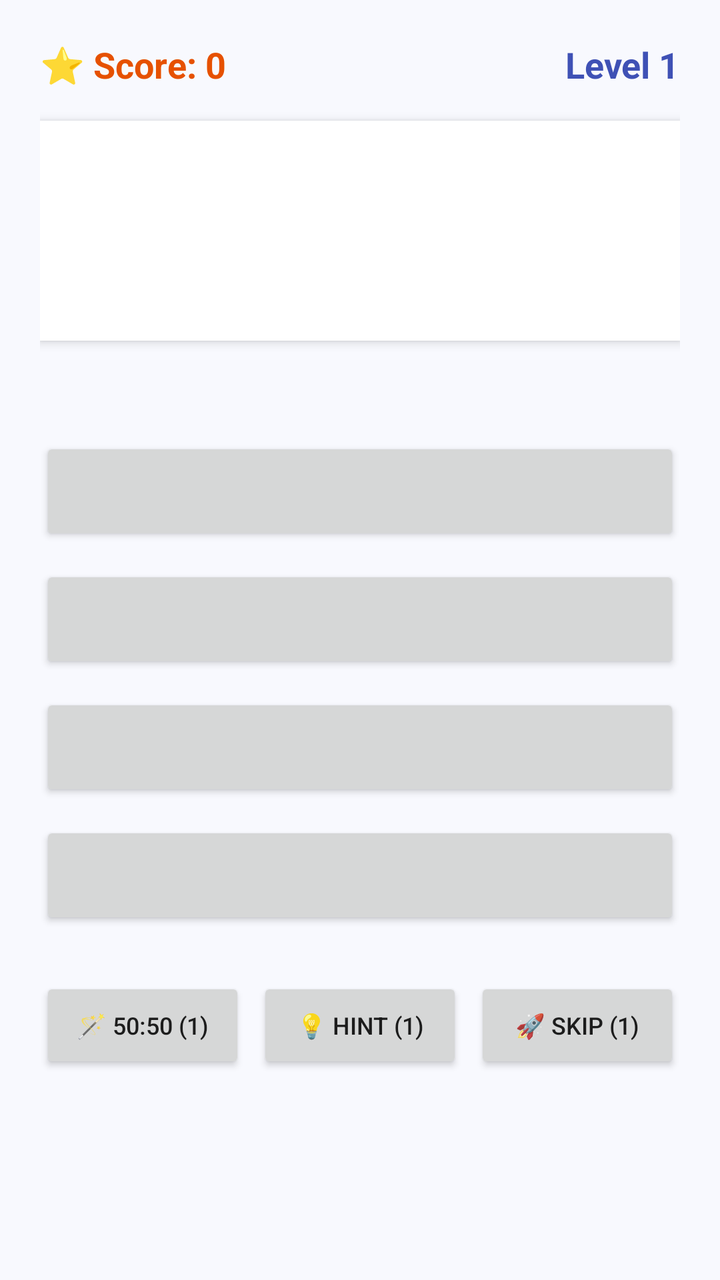
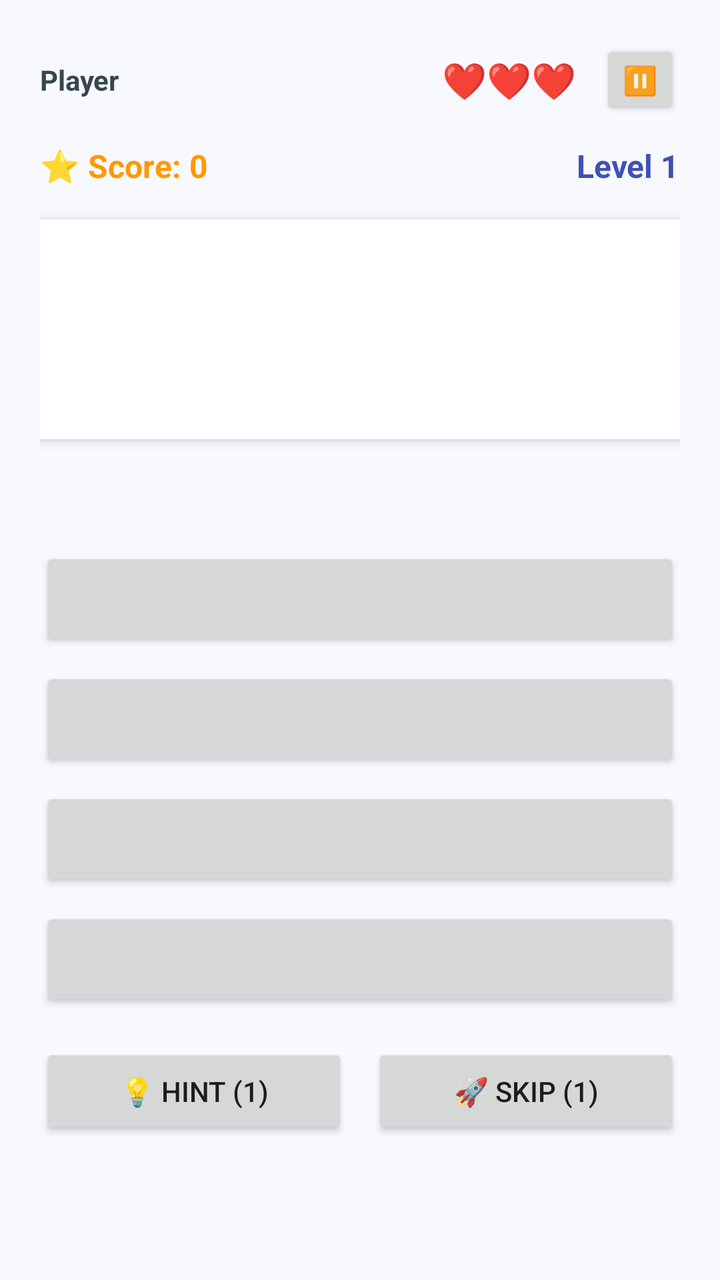

Compare the two renders of this Android layout. The source of the first and the diff that turns it into the second are given below.
<!-- AndroidManifest.xml: application theme Theme.AppCompat.Light.NoActionBar -->
<!-- res/layout/activity_main.xml -->
<?xml version="1.0" encoding="utf-8"?>
<LinearLayout xmlns:android="http://schemas.android.com/apk/res/android"
    android:layout_width="match_parent"
    android:layout_height="match_parent"
    android:orientation="vertical"
    android:padding="20dp"
    android:background="#F8F9FE"
    android:gravity="center_horizontal">

    
    <LinearLayout
        android:layout_width="match_parent"
        android:layout_height="wrap_content"
        android:orientation="horizontal"
        android:gravity="center_vertical"
        android:layout_marginBottom="16dp">

        <TextView
            android:id="@+id/tvScore"
            android:layout_width="0dp"
            android:layout_height="wrap_content"
            android:layout_weight="1"
            android:textSize="18sp"
            android:textStyle="bold"
            android:textColor="#E65100"
            android:text="⭐ Score: 0" />

        <TextView
            android:id="@+id/tvLevel"
            android:layout_width="wrap_content"
            android:layout_height="wrap_content"
            android:textSize="18sp"
            android:textStyle="bold"
            android:textColor="#3F51B5"
            android:text="Level 1" />
    </LinearLayout>

    
    <TextView
        android:id="@+id/tvRiddle"
        android:layout_width="match_parent"
        android:layout_height="wrap_content"
        android:minHeight="110dp"
        android:textSize="18sp"
        android:textStyle="bold"
        android:textColor="#263238"
        android:lineSpacingExtra="4dp"
        android:padding="16dp"
        android:background="#FFFFFF"
        android:elevation="3dp"
        android:textAlignment="center"
        android:gravity="center"
        android:layout_marginBottom="12dp" />

    
    <TextView
        android:id="@+id/tvHint"
        android:layout_width="match_parent"
        android:layout_height="wrap_content"
        android:textSize="15sp"
        android:textStyle="italic"
        android:textColor="#D81B60"
        android:textAlignment="center"
        android:gravity="center"
        android:layout_marginBottom="16dp" />

    
    <Button
        android:id="@+id/btnOption1"
        android:layout_width="match_parent"
        android:layout_height="54dp"
        android:textSize="16sp"
        android:textAllCaps="false"
        android:layout_marginBottom="10dp" />

    <Button
        android:id="@+id/btnOption2"
        android:layout_width="match_parent"
        android:layout_height="54dp"
        android:textSize="16sp"
        android:textAllCaps="false"
        android:layout_marginBottom="10dp" />

    <Button
        android:id="@+id/btnOption3"
        android:layout_width="match_parent"
        android:layout_height="54dp"
        android:textSize="16sp"
        android:textAllCaps="false"
        android:layout_marginBottom="10dp" />

    <Button
        android:id="@+id/btnOption4"
        android:layout_width="match_parent"
        android:layout_height="54dp"
        android:textSize="16sp"
        android:textAllCaps="false"
        android:layout_marginBottom="24dp" />

    
    <LinearLayout
        android:layout_width="match_parent"
        android:layout_height="wrap_content"
        android:orientation="horizontal"
        android:weightSum="3">

        <Button
            android:id="@+id/btn5050"
            android:layout_width="0dp"
            android:layout_height="wrap_content"
            android:layout_weight="1"
            android:layout_marginEnd="4dp"
            android:layout_marginRight="4dp"
            android:textSize="12sp"
            android:text="🪄 50:50 (1)" />

        <Button
            android:id="@+id/btnHint"
            android:layout_width="0dp"
            android:layout_height="wrap_content"
            android:layout_weight="1"
            android:layout_marginStart="2dp"
            android:layout_marginEnd="2dp"
            android:layout_marginLeft="2dp"
            android:layout_marginRight="2dp"
            android:textSize="12sp"
            android:text="💡 Hint (1)" />

        <Button
            android:id="@+id/btnSkip"
            android:layout_width="0dp"
            android:layout_height="wrap_content"
            android:layout_weight="1"
            android:layout_marginStart="4dp"
            android:layout_marginLeft="4dp"
            android:textSize="12sp"
            android:text="🚀 Skip (1)" />
    </LinearLayout>

</LinearLayout>
<!-- resources referenced by this layout -->
<resources>

</resources>

<!-- the commit's change to res/layout/activity_main.xml (unified diff, before → after) -->
@@ -1,140 +1,204 @@
 <?xml version="1.0" encoding="utf-8"?>
-<LinearLayout xmlns:android="http://schemas.android.com/apk/res/android"
+<FrameLayout xmlns:android="http://schemas.android.com/apk/res/android"
     android:layout_width="match_parent"
     android:layout_height="match_parent"
-    android:orientation="vertical"
-    android:padding="20dp"
-    android:background="#F8F9FE"
-    android:gravity="center_horizontal">
+    android:background="#F8F9FE">
 
     
     <LinearLayout
+        android:id="@+id/layoutGame"
         android:layout_width="match_parent"
-        android:layout_height="wrap_content"
-        android:orientation="horizontal"
-        android:gravity="center_vertical"
-        android:layout_marginBottom="16dp">
-
+        android:layout_height="match_parent"
+        android:orientation="vertical"
+        android:padding="20dp">
+
+        
+        <LinearLayout
+            android:layout_width="match_parent"
+            android:layout_height="wrap_content"
+            android:orientation="horizontal"
+            android:gravity="center_vertical"
+            android:layout_marginBottom="12dp">
+
+            <TextView
+                android:id="@+id/tvPlayerName"
+                android:layout_width="0dp"
+                android:layout_height="wrap_content"
+                android:layout_weight="1"
+                android:textSize="14sp"
+                android:textStyle="bold"
+                android:textColor="#37474F"
+                android:text="Player" />
+
+            <TextView
+                android:id="@+id/tvHearts"
+                android:layout_width="wrap_content"
+                android:layout_height="wrap_content"
+                android:textSize="18sp"
+                android:textColor="#D32F2F"
+                android:text="❤️❤️❤️"
+                android:layout_marginEnd="12dp" />
+
+            <Button
+                android:id="@+id/btnPause"
+                android:layout_width="40dp"
+                android:layout_height="40dp"
+                android:text="⏸"
+                android:textSize="14sp"
+                android:padding="0dp" />
+        </LinearLayout>
+
+        <LinearLayout
+            android:layout_width="match_parent"
+            android:layout_height="wrap_content"
+            android:orientation="horizontal"
+            android:layout_marginBottom="16dp">
+
+            <TextView
+                android:id="@+id/tvScore"
+                android:layout_width="0dp"
+                android:layout_height="wrap_content"
+                android:layout_weight="1"
+                android:textSize="16sp"
+                android:textStyle="bold"
+                android:textColor="#FF9800"
+                android:text="⭐ Score: 0" />
+
+            <TextView
+                android:id="@+id/tvLevel"
+                android:layout_width="wrap_content"
+                android:layout_height="wrap_content"
+                android:textSize="16sp"
+                android:textStyle="bold"
+                android:textColor="#3F51B5"
+                android:text="Level 1" />
+        </LinearLayout>
+
+        
         <TextView
-            android:id="@+id/tvScore"
-            android:layout_width="0dp"
-            android:layout_height="wrap_content"
-            android:layout_weight="1"
-            android:textSize="18sp"
+            android:id="@+id/tvRiddle"
+            android:layout_width="match_parent"
+            android:layout_height="wrap_content"
+            android:minHeight="110dp"
+            android:padding="16dp"
+            android:textSize="17sp"
             android:textStyle="bold"
-            android:textColor="#E65100"
-            android:text="⭐ Score: 0" />
+            android:textColor="#212121"
+            android:background="#FFFFFF"
+            android:elevation="3dp"
+            android:gravity="center"
+            android:layout_marginBottom="10dp" />
 
         <TextView
-            android:id="@+id/tvLevel"
-            android:layout_width="wrap_content"
-            android:layout_height="wrap_content"
-            android:textSize="18sp"
-            android:textStyle="bold"
-            android:textColor="#3F51B5"
-            android:text="Level 1" />
+            android:id="@+id/tvHint"
+            android:layout_width="match_parent"
+            android:layout_height="wrap_content"
+            android:minHeight="30dp"
+            android:textSize="14sp"
+            android:textStyle="italic"
+            android:textColor="#E91E63"
+            android:gravity="center"
+            android:layout_marginBottom="14dp" />
+
+        
+        <Button
+            android:id="@+id/btnOption1"
+            android:layout_width="match_parent"
+            android:layout_height="52dp"
+            android:textAllCaps="false"
+            android:layout_marginBottom="8dp" />
+
+        <Button
+            android:id="@+id/btnOption2"
+            android:layout_width="match_parent"
+            android:layout_height="52dp"
+            android:textAllCaps="false"
+            android:layout_marginBottom="8dp" />
+
+        <Button
+            android:id="@+id/btnOption3"
+            android:layout_width="match_parent"
+            android:layout_height="52dp"
+            android:textAllCaps="false"
+            android:layout_marginBottom="8dp" />
+
+        <Button
+            android:id="@+id/btnOption4"
+            android:layout_width="match_parent"
+            android:layout_height="52dp"
+            android:textAllCaps="false"
+            android:layout_marginBottom="16dp" />
+
+        
+        <LinearLayout
+            android:layout_width="match_parent"
+            android:layout_height="wrap_content"
+            android:orientation="horizontal"
+            android:weightSum="2">
+
+            <Button
+                android:id="@+id/btnHint"
+                android:layout_width="0dp"
+                android:layout_height="wrap_content"
+                android:layout_weight="1"
+                android:layout_marginEnd="6dp"
+                android:text="💡 Hint (1)" />
+
+            <Button
+                android:id="@+id/btnSkip"
+                android:layout_width="0dp"
+                android:layout_height="wrap_content"
+                android:layout_weight="1"
+                android:layout_marginStart="6dp"
+                android:text="🚀 Skip (1)" />
+        </LinearLayout>
     </LinearLayout>
-
-    
-    <TextView
-        android:id="@+id/tvRiddle"
-        android:layout_width="match_parent"
-        android:layout_height="wrap_content"
-        android:minHeight="110dp"
-        android:textSize="18sp"
-        android:textStyle="bold"
-        android:textColor="#263238"
-        android:lineSpacingExtra="4dp"
-        android:padding="16dp"
-        android:background="#FFFFFF"
-        android:elevation="3dp"
-        android:textAlignment="center"
-        android:gravity="center"
-        android:layout_marginBottom="12dp" />
-
-    
-    <TextView
-        android:id="@+id/tvHint"
-        android:layout_width="match_parent"
-        android:layout_height="wrap_content"
-        android:textSize="15sp"
-        android:textStyle="italic"
-        android:textColor="#D81B60"
-        android:textAlignment="center"
-        android:gravity="center"
-        android:layout_marginBottom="16dp" />
-
-    
-    <Button
-        android:id="@+id/btnOption1"
-        android:layout_width="match_parent"
-        android:layout_height="54dp"
-        android:textSize="16sp"
-        android:textAllCaps="false"
-        android:layout_marginBottom="10dp" />
-
-    <Button
-        android:id="@+id/btnOption2"
-        android:layout_width="match_parent"
-        android:layout_height="54dp"
-        android:textSize="16sp"
-        android:textAllCaps="false"
-        android:layout_marginBottom="10dp" />
-
-    <Button
-        android:id="@+id/btnOption3"
-        android:layout_width="match_parent"
-        android:layout_height="54dp"
-        android:textSize="16sp"
-        android:textAllCaps="false"
-        android:layout_marginBottom="10dp" />
-
-    <Button
-        android:id="@+id/btnOption4"
-        android:layout_width="match_parent"
-        android:layout_height="54dp"
-        android:textSize="16sp"
-        android:textAllCaps="false"
-        android:layout_marginBottom="24dp" />
 
     
     <LinearLayout
+        android:id="@+id/layoutMenuOverlay"
         android:layout_width="match_parent"
-        android:layout_height="wrap_content"
-        android:orientation="horizontal"
-        android:weightSum="3">
-
-        <Button
-            android:id="@+id/btn5050"
-            android:layout_width="0dp"
-            android:layout_height="wrap_content"
-            android:layout_weight="1"
-            android:layout_marginEnd="4dp"
-            android:layout_marginRight="4dp"
-            android:textSize="12sp"
-            android:text="🪄 50:50 (1)" />
-
-        <Button
-            android:id="@+id/btnHint"
-            android:layout_width="0dp"
-            android:layout_height="wrap_content"
-            android:layout_weight="1"
-            android:layout_marginStart="2dp"
-            android:layout_marginEnd="2dp"
-            android:layout_marginLeft="2dp"
-            android:layout_marginRight="2dp"
-            android:textSize="12sp"
-            android:text="💡 Hint (1)" />
-
-        <Button
-            android:id="@+id/btnSkip"
-            android:layout_width="0dp"
-            android:layout_height="wrap_content"
-            android:layout_weight="1"
-            android:layout_marginStart="4dp"
-            android:layout_marginLeft="4dp"
-            android:textSize="12sp"
-            android:text="🚀 Skip (1)" />
+        android:layout_height="match_parent"
+        android:background="#CC000000"
+        android:orientation="vertical"
+        android:gravity="center"
+        android:padding="32dp"
+        android:visibility="gone">
+
+        <TextView
+            android:layout_width="wrap_content"
+            android:layout_height="wrap_content"
+            android:text="🎮 GAME PAUSED"
+            android:textColor="#FFFFFF"
+            android:textSize="26sp"
+            android:textStyle="bold"
+            android:layout_marginBottom="24dp" />
+
+        <Button
+            android:id="@+id/btnResume"
+            android:layout_width="220dp"
+            android:layout_height="wrap_content"
+            android:text="▶️ Resume"
+            android:layout_marginBottom="12dp" />
+
+        <Button
+            android:id="@+id/btnRestart"
+            android:layout_width="220dp"
+            android:layout_height="wrap_content"
+            android:text="🔄 Restart From Start"
+            android:layout_marginBottom="12dp" />
+
+        <Button
+            android:id="@+id/btnViewLeaderboard"
+            android:layout_width="220dp"
+            android:layout_height="wrap_content"
+            android:text="🏆 High Scores"
+            android:layout_marginBottom="12dp" />
+
+        <Button
+            android:id="@+id/btnChangeAlias"
+            android:layout_width="220dp"
+            android:layout_height="wrap_content"
+            android:text="✏️ Change Name" />
     </LinearLayout>
-
-</LinearLayout>
+</FrameLayout>
